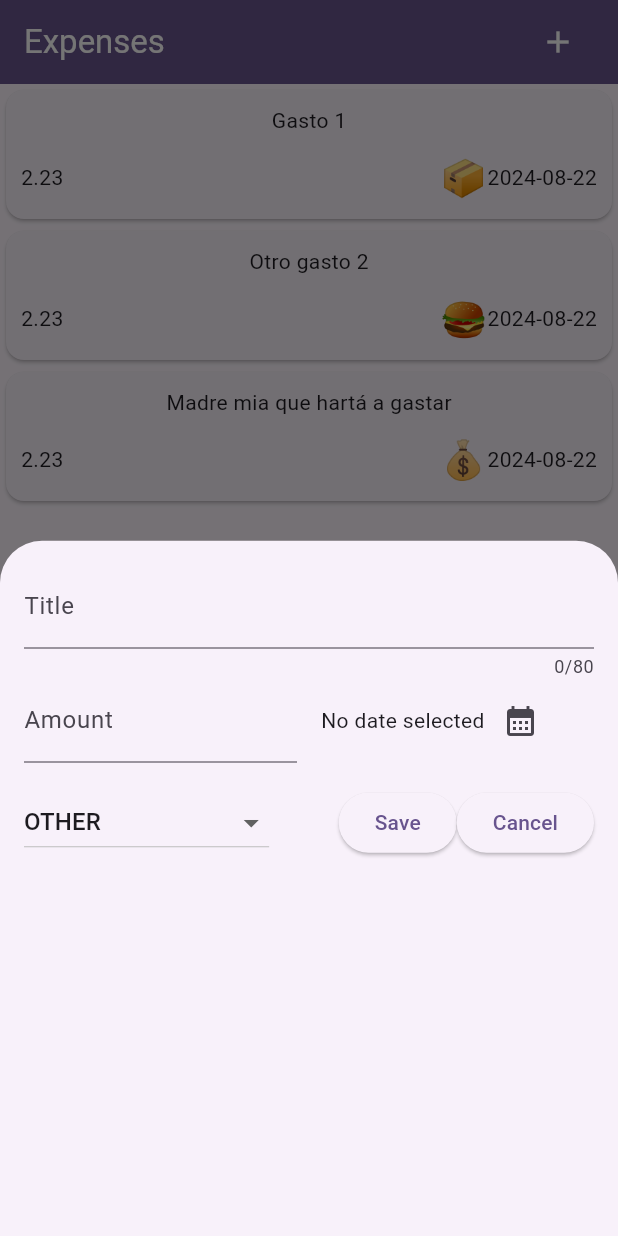
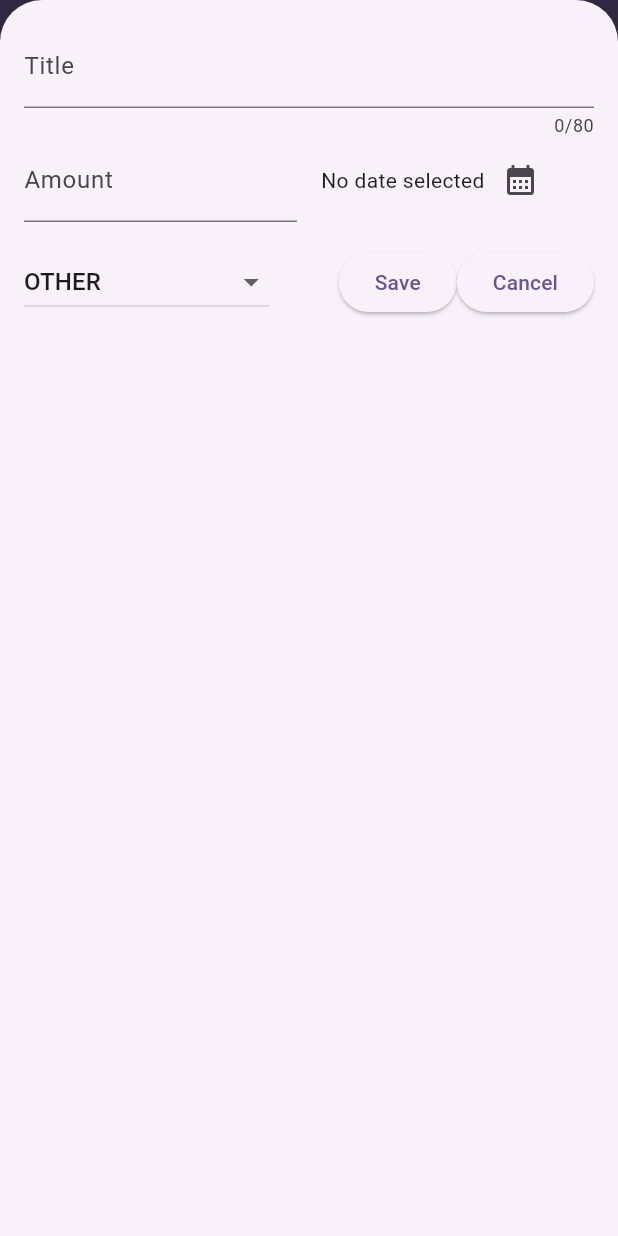
Before and after one commit to JoSeTe4ever/expenses_app, a Flutter app: the screen it shows after launch, after a tap on the "add" icon, on a phone screen of 412 x 824 dp. Run offline on Flutter 3.47's test engine with Material 3 defaults, Android fonts, the phone set to English and light mode, and no system bars.

```diff
--- a/expenses_app/lib/expenses.dart
+++ b/expenses_app/lib/expenses.dart
@@ -33,6 +33,7 @@ class _ExpensesState extends State<Expenses> {
 
   void _openExpenseOverlay() {
     showModalBottomSheet(
+        isScrollControlled: true,
         context: context,
         builder: (context) {
           return NewExpense(
@@ -44,6 +45,12 @@ class _ExpensesState extends State<Expenses> {
   void _addExpense(Expense expense) {
     setState(() {
       _expenses.add(expense);
+    });
+  }
+
+  void _removeExpense(Expense expense) {
+    setState(() {
+      _expenses.remove(expense);
     });
   }
 
@@ -68,7 +75,7 @@ class _ExpensesState extends State<Expenses> {
         ),
       ),
       body: Center(
-        child: ExpensesList(expenses: _expenses),
+        child: ExpensesList(expenses: _expenses, onRemoveExpense: _removeExpense),
       ),
     );
   }
--- a/expenses_app/lib/widgets/expenses/expenses_list.dart
+++ b/expenses_app/lib/widgets/expenses/expenses_list.dart
@@ -4,9 +4,10 @@ import 'package:flutter/material.dart';
 
 //we do not want the widget to be stateful since it is a read-only widget
 class ExpensesList extends StatelessWidget {
-  const ExpensesList({super.key, required this.expenses});
+  const ExpensesList({super.key, required this.expenses, required this.onRemoveExpense});
 
   final List<Expense> expenses;
+  final void Function(Expense expense) onRemoveExpense;
 
   @override
   Widget build(BuildContext context) {
@@ -14,7 +15,12 @@ class ExpensesList extends StatelessWidget {
         itemCount: expenses.length,
         itemBuilder: (context, index) {
           final expense = expenses[index];
-          return ExpenseItem(expense: expense);
+          return Dismissible(
+            onDismissed: (direction) {
+              onRemoveExpense(expense);
+            },
+              key: ValueKey(expense.id),
+              child: ExpenseItem(expense: expense));
         });
   }
 }
--- a/expenses_app/lib/widgets/expenses/new_expense.dart
+++ b/expenses_app/lib/widgets/expenses/new_expense.dart
@@ -77,7 +77,6 @@ class _NewExpenseState extends State<NewExpense> {
 
     widget.onAddExpense(newExpense);
     Navigator.of(context).pop();
-
   }
 
   @override
```
